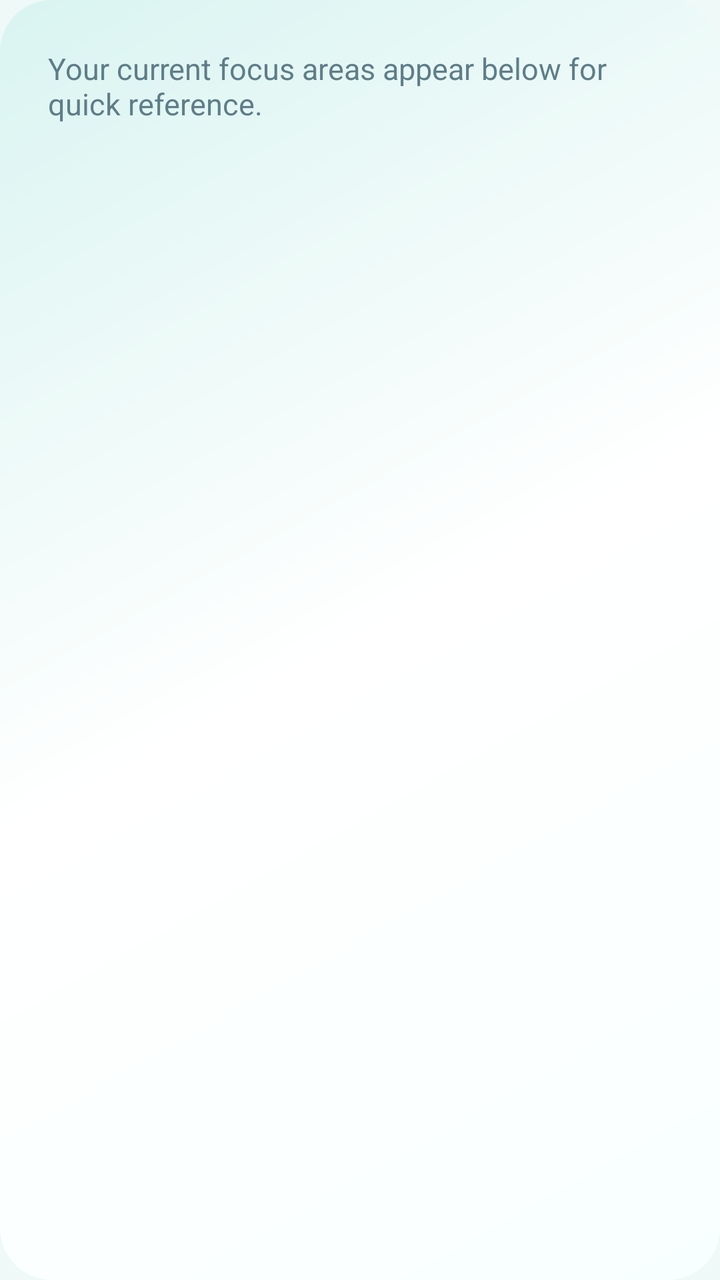
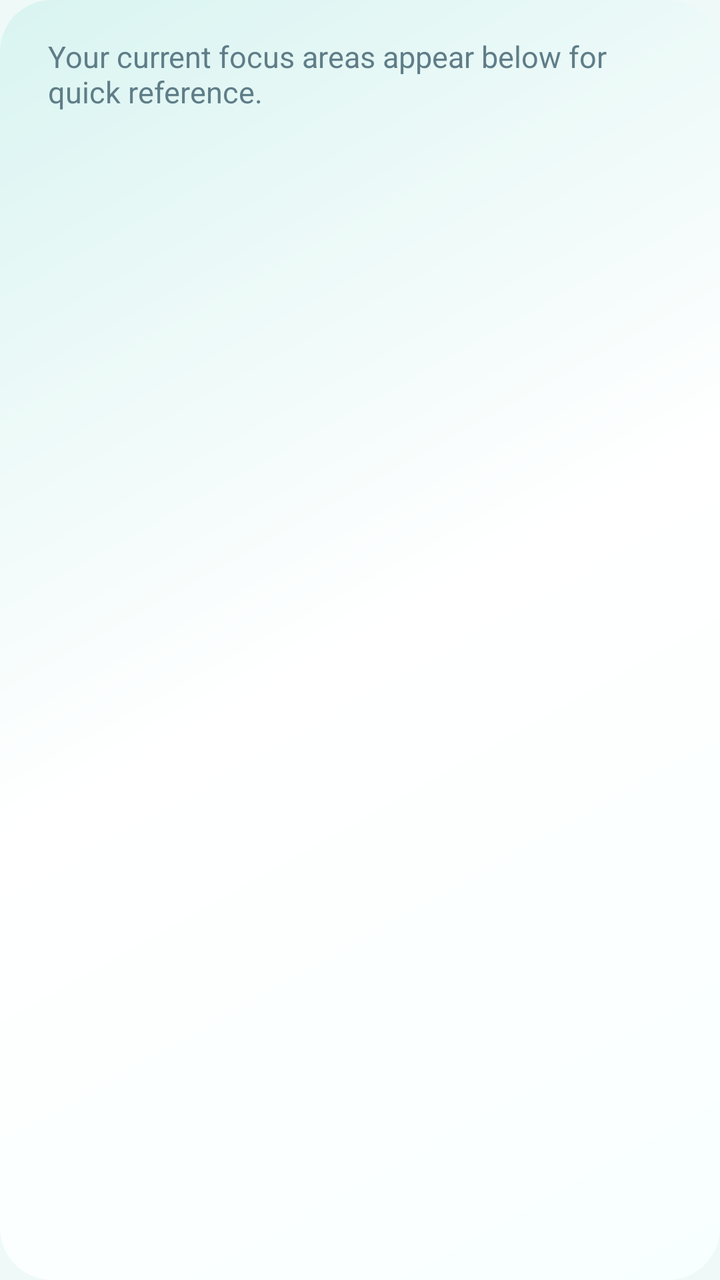

The first picture is an Android layout as it rendered before a commit; the second is the same layout after the commit. The layout source and the unified diff follow.
<!-- AndroidManifest.xml: application theme Theme.Fixd -->
<!-- res/layout/fragment_home.xml -->
<?xml version="1.0" encoding="utf-8"?>
<ScrollView xmlns:android="http://schemas.android.com/apk/res/android"
    android:layout_width="match_parent"
    android:layout_height="match_parent"
    android:background="@drawable/bg_tab_card"
    android:fillViewport="true">

    <LinearLayout
        android:layout_width="match_parent"
        android:layout_height="wrap_content"
        android:orientation="vertical"
        android:padding="24dp">

        <TextView
            android:layout_width="match_parent"
            android:layout_height="wrap_content"
            android:text="@string/home_page_body"
            android:textColor="@color/brand_text_muted"
            android:textSize="15sp" />

        <LinearLayout
            android:id="@+id/focusList"
            android:layout_width="match_parent"
            android:layout_height="wrap_content"
            android:layout_marginTop="20dp"
            android:orientation="vertical" />
    </LinearLayout>
</ScrollView>
<!-- resources referenced by this layout -->
<resources>
  <color name="brand_text_muted">#5F7D88</color>
  <!-- drawable bg_tab_card (drawable) -->
  <?xml version="1.0" encoding="utf-8"?>
  <shape xmlns:android="http://schemas.android.com/apk/res/android">
      <gradient
          android:angle="135"
          android:centerColor="@color/white"
          android:endColor="@color/brand_surface_tint"
          android:startColor="#F8FFFF" />
      <corners android:radius="26dp" />
  </shape>
  <string name="home_page_body">Your current focus areas appear below for quick reference.</string>
  <style name="Theme.Fixd" parent="Theme.MaterialComponents.DayNight.NoActionBar">
          <item name="colorPrimary">@color/brand_primary</item>
          <item name="colorPrimaryVariant">@color/brand_primary_dark</item>
          <item name="colorOnPrimary">@color/white</item>
          <item name="colorSecondary">@color/brand_secondary</item>
          <item name="colorSecondaryVariant">@color/brand_secondary</item>
          <item name="colorOnSecondary">@color/white</item>
          <item name="colorSurface">@color/brand_surface</item>
          <item name="colorOnSurface">@color/brand_text</item>
          <item name="android:windowBackground">@color/brand_surface</item>
          <item name="android:statusBarColor">?attr/colorPrimaryVariant</item>
          <item name="android:navigationBarColor">@color/white</item>
          <item name="materialButtonStyle">@style/Widget.Fixd.Button</item>
          <item name="editTextStyle">@style/Widget.Fixd.TextInputEditText</item>
          <item name="textInputStyle">@style/Widget.Fixd.TextInputLayout</item>
      </style>
  <color name="white">#FFFFFFFF</color>
  <color name="brand_surface_tint">#D9F4F1</color>
  <color name="brand_primary">#0F5D7A</color>
  <color name="brand_primary_dark">#083C54</color>
  <color name="brand_secondary">#23B5AF</color>
  <color name="brand_surface">#EEF9F8</color>
  <color name="brand_text">#103142</color>
  <style name="Widget.Fixd.Button" parent="Widget.MaterialComponents.Button">
          <item name="cornerRadius">16dp</item>
          <item name="android:textAllCaps">false</item>
      </style>
  <style name="Widget.Fixd.TextInputEditText" parent="Widget.MaterialComponents.TextInputEditText.OutlinedBox">
          <item name="android:textColor">@color/brand_text</item>
          <item name="android:textColorHint">@color/brand_text_muted</item>
          <item name="android:textCursorDrawable">@null</item>
      </style>
  <style name="Widget.Fixd.TextInputLayout" parent="Widget.MaterialComponents.TextInputLayout.OutlinedBox">
          <item name="boxBackgroundColor">@color/white</item>
          <item name="boxStrokeColor">@color/brand_accent</item>
          <item name="boxCornerRadiusTopStart">18dp</item>
          <item name="boxCornerRadiusTopEnd">18dp</item>
          <item name="boxCornerRadiusBottomStart">18dp</item>
          <item name="boxCornerRadiusBottomEnd">18dp</item>
          <item name="hintTextColor">@color/brand_text_muted</item>
          <item name="android:textColorHint">@color/brand_text_muted</item>
      </style>
  <color name="brand_accent">#67E0C7</color>
</resources>

<!-- the commit's change to res/layout/fragment_home.xml (unified diff, before → after) -->
@@ -9,7 +9,10 @@
         android:layout_width="match_parent"
         android:layout_height="wrap_content"
         android:orientation="vertical"
-        android:padding="24dp">
+        android:paddingStart="24dp"
+        android:paddingTop="18dp"
+        android:paddingEnd="24dp"
+        android:paddingBottom="20dp">
 
         <TextView
             android:layout_width="match_parent"
<!-- resource entries referenced after the edit -->
@@ -24,6 +24,8 @@
           <item name="android:windowBackground">@color/brand_surface</item>
           <item name="android:statusBarColor">?attr/colorPrimaryVariant</item>
           <item name="android:navigationBarColor">@color/white</item>
+          <item name="colorControlHighlight">@color/transparent</item>
+          <item name="android:colorControlHighlight">@color/transparent</item>
           <item name="materialButtonStyle">@style/Widget.Fixd.Button</item>
           <item name="editTextStyle">@style/Widget.Fixd.TextInputEditText</item>
           <item name="textInputStyle">@style/Widget.Fixd.TextInputLayout</item>
@@ -35,9 +37,11 @@
   <color name="brand_secondary">#23B5AF</color>
   <color name="brand_surface">#EEF9F8</color>
   <color name="brand_text">#103142</color>
+  <color name="transparent">#00000000</color>
   <style name="Widget.Fixd.Button" parent="Widget.MaterialComponents.Button">
           <item name="cornerRadius">16dp</item>
           <item name="android:textAllCaps">false</item>
+          <item name="rippleColor">@color/transparent</item>
       </style>
   <style name="Widget.Fixd.TextInputEditText" parent="Widget.MaterialComponents.TextInputEditText.OutlinedBox">
           <item name="android:textColor">@color/brand_text</item>
